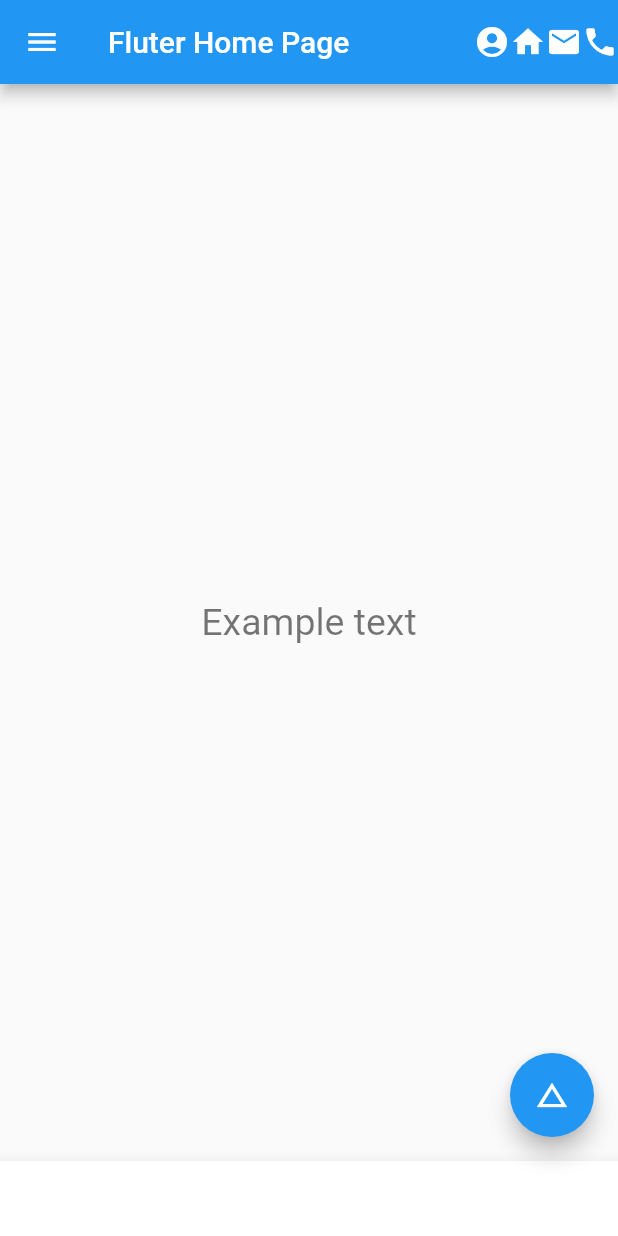
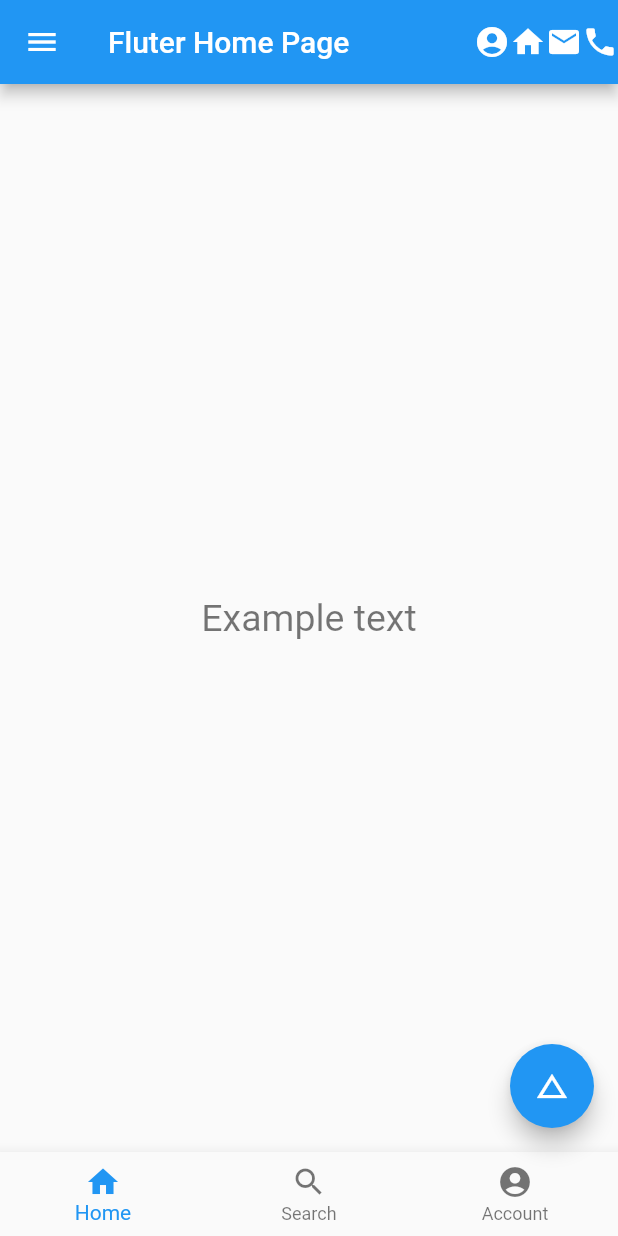
Before and after one commit to umutarsln/FlutterContent, a Flutter app: the screen it shows after launch, on a phone screen of 412 x 824 dp. Run offline on Flutter 3.47's test engine with Material 2 defaults, Android fonts, the phone set to English and light mode, and no system bars.

Commit message:
add prop

```diff
--- a/scaffold/lib/main.dart
+++ b/scaffold/lib/main.dart
@@ -91,10 +91,24 @@
         child: const Icon(Icons.change_history),
         backgroundColor: Colors.blue,
       ),
-      bottomNavigationBar: BottomAppBar(
-        shape: const CircularNotchedRectangle(),
-        child: Container(height: 50.0),
-      ),
+      bottomNavigationBar: BottomNavigationBar(
+          currentIndex: 0,
+          fixedColor: Colors.blue,
+          items: const [
+            BottomNavigationBarItem(
+              label: "Home",
+              icon: Icon(Icons.home),
+            ),
+            BottomNavigationBarItem(
+              label: "Search",
+              icon: Icon(Icons.search),
+            ),
+            BottomNavigationBarItem(
+              label: "Account",
+              icon: Icon(Icons.account_circle),
+            ),
+          ],
+          onTap: (int indexOfItem) {}),
     );
   }
 }
```
